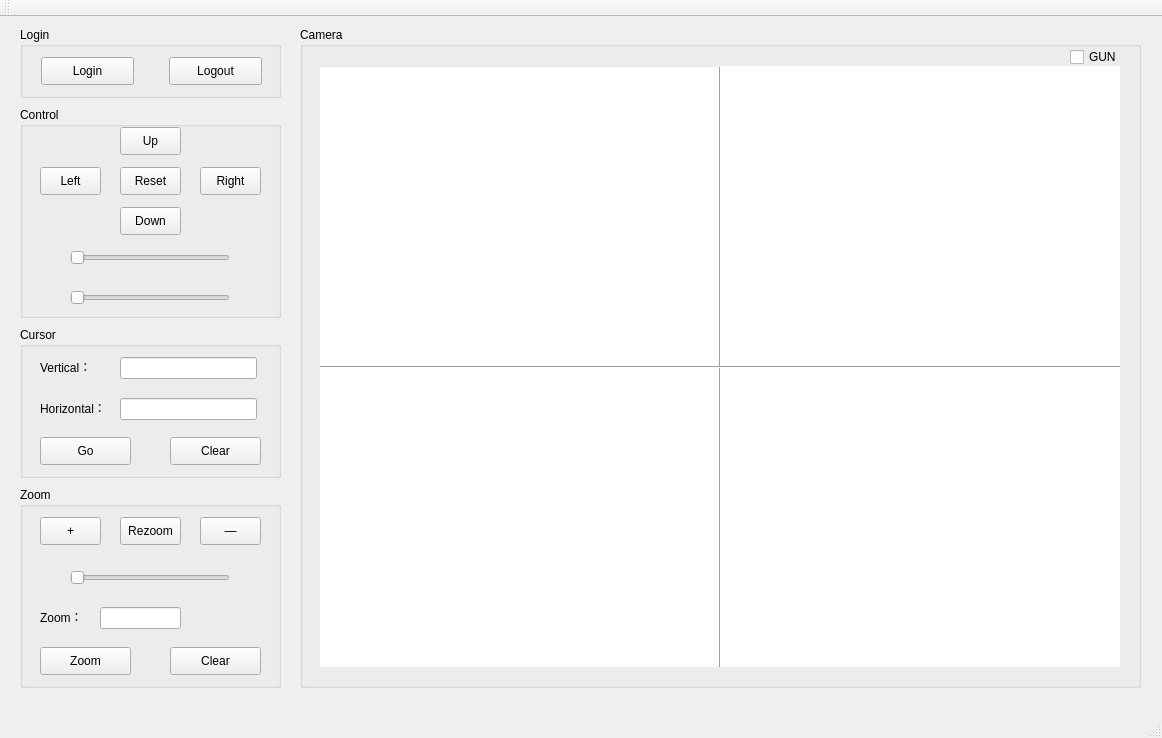
LZWinnie/Camera, file mainwindow.ui: the form before one commit.
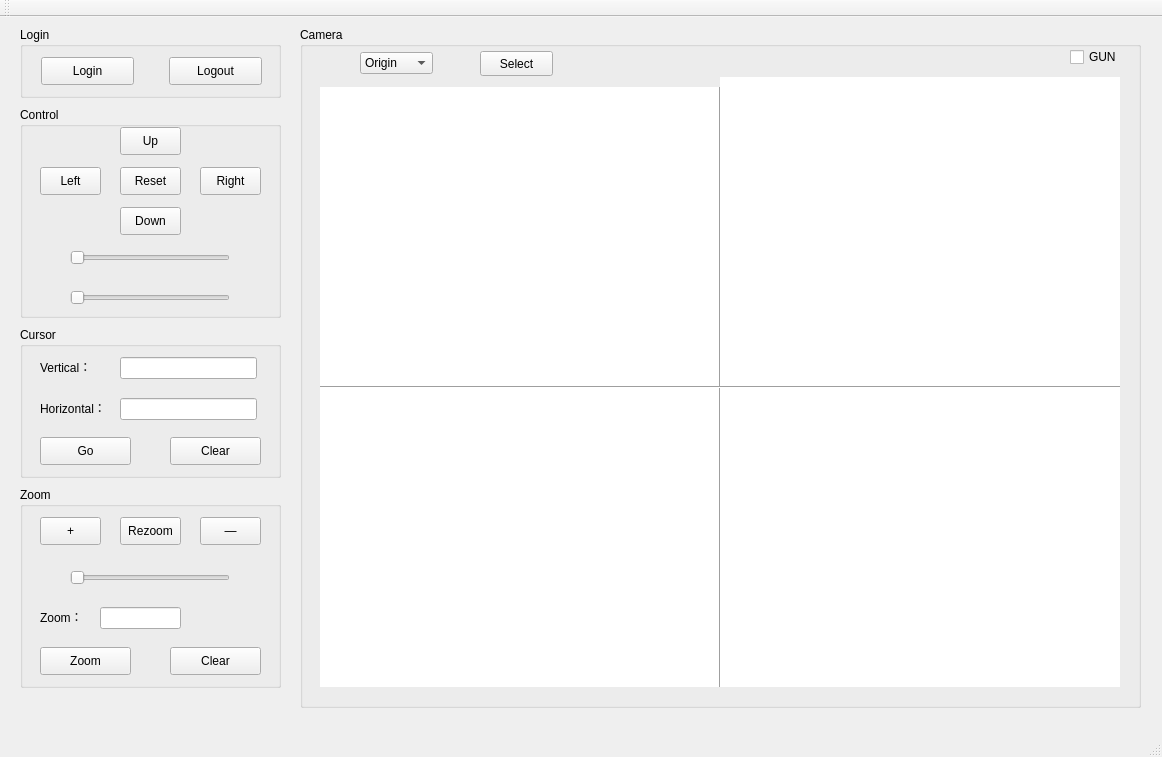
The form after the commit.

```diff
--- a/mainwindow.ui
+++ b/mainwindow.ui
@@ -7,7 +7,7 @@
     <x>0</x>
     <y>0</y>
     <width>1162</width>
-    <height>738</height>
+    <height>757</height>
    </rect>
   </property>
   <property name="minimumSize">
@@ -16,12 +16,6 @@
     <height>738</height>
    </size>
   </property>
-  <property name="maximumSize">
-   <size>
-    <width>1162</width>
-    <height>738</height>
-   </size>
-  </property>
   <property name="windowTitle">
    <string>MainWindow</string>
   </property>
@@ -32,7 +26,7 @@
       <x>300</x>
       <y>10</y>
       <width>841</width>
-      <height>661</height>
+      <height>681</height>
      </rect>
     </property>
     <property name="title">
@@ -42,7 +36,7 @@
      <property name="geometry">
       <rect>
        <x>20</x>
-       <y>40</y>
+       <y>60</y>
        <width>800</width>
        <height>600</height>
       </rect>
@@ -58,7 +52,7 @@
      <property name="geometry">
       <rect>
        <x>410</x>
-       <y>40</y>
+       <y>60</y>
        <width>20</width>
        <height>600</height>
       </rect>
@@ -71,7 +65,7 @@
      <property name="geometry">
       <rect>
        <x>20</x>
-       <y>330</y>
+       <y>350</y>
        <width>800</width>
        <height>20</height>
       </rect>
@@ -84,7 +78,7 @@
      <property name="geometry">
       <rect>
        <x>420</x>
-       <y>39</y>
+       <y>50</y>
        <width>400</width>
        <height>300</height>
       </rect>
@@ -109,6 +103,39 @@
       <string>GUN</string>
      </property>
     </widget>
+    <widget class="QComboBox" name="sourceComboBox">
+     <property name="geometry">
+      <rect>
+       <x>60</x>
+       <y>25</y>
+       <width>73</width>
+       <height>22</height>
+      </rect>
+     </property>
+     <item>
+      <property name="text">
+       <string>Origin</string>
+      </property>
+     </item>
+     <item>
+      <property name="text">
+       <string>Tracker</string>
+      </property>
+     </item>
+    </widget>
+    <widget class="QPushButton" name="selectPushButton">
+     <property name="geometry">
+      <rect>
+       <x>180</x>
+       <y>24</y>
+       <width>73</width>
+       <height>25</height>
+      </rect>
+     </property>
+     <property name="text">
+      <string>Select</string>
+     </property>
+    </widget>
    </widget>
    <widget class="QGroupBox" name="groupBox_2">
     <property name="geometry">
```
Left out of the diff: 2 changed lines with no effect on the pictures.
